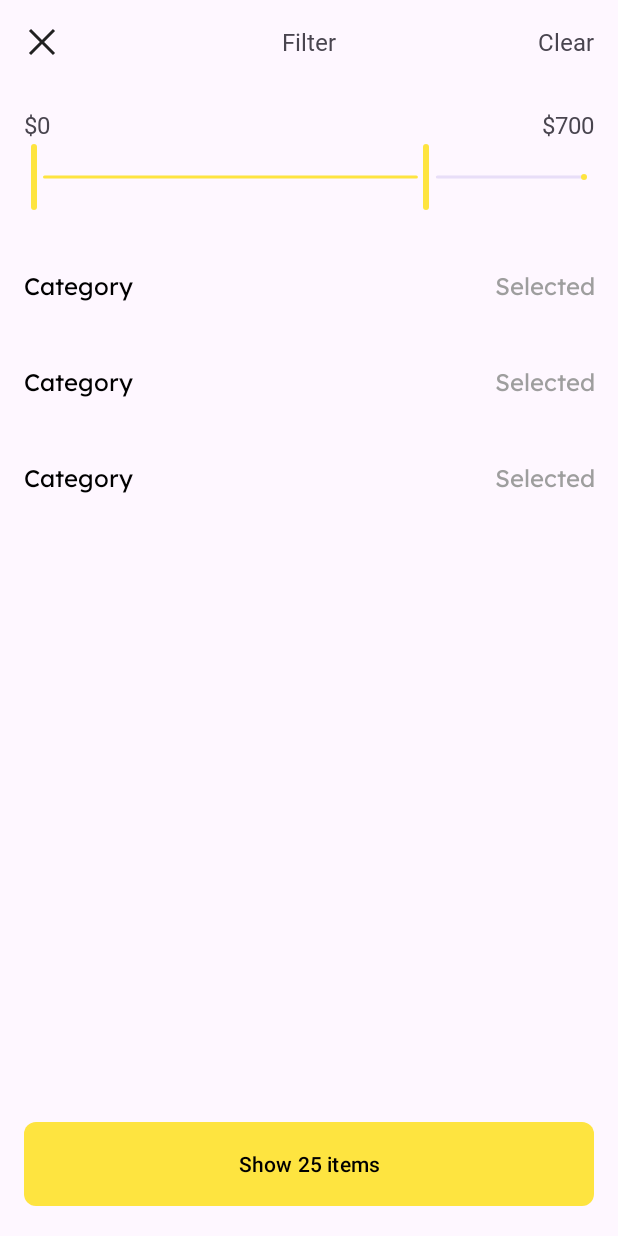
After one commit to tuan-hda/evaware-android, an Android app: the layout fragment_filter.xml on its own in the app's theme, with its tools: preview values and no code run, on a phone screen of 412 x 824 dp. The commit adds this screen. Run offline under Robolectric (Android 15) with nearby library versions, the phone set to English and light mode, and no system bars.

Commit message:
create filter

```diff
--- a/app/build.gradle
+++ b/app/build.gradle
@@ -33,7 +33,6 @@ android {
 
 dependencies {
     implementation "androidx.core:core-splashscreen:1.0.0"
-
     implementation 'androidx.appcompat:appcompat:1.6.1'
     implementation 'com.google.android.material:material:1.8.0'
     implementation 'androidx.constraintlayout:constraintlayout:2.1.4'
--- a/app/src/main/AndroidManifest.xml
+++ b/app/src/main/AndroidManifest.xml
@@ -24,8 +24,6 @@
         <activity
             android:name=".presentation.base.MainActivity"
             android:exported="false">
-
-
             <meta-data
                 android:name="android.app.lib_name"
                 android:value="" />
--- a/app/src/main/java/com/example/evaware/other/Opening.java
+++ b/app/src/main/java/com/example/evaware/other/Opening.java
@@ -1,10 +1,9 @@
 package com.example.evaware.other;
 
 import androidx.appcompat.app.AppCompatActivity;
+import android.os.Bundle;
+import com.example.evaware.R;
 
-import android.os.Bundle;
-
-import com.example.evaware.R;
 
 public class Opening extends AppCompatActivity {
 
--- /dev/null
+++ b/app/src/main/res/drawable/ic_close.xml
@@ -0,0 +1,10 @@
+<vector xmlns:android="http://schemas.android.com/apk/res/android"
+    android:width="24dp"
+    android:height="24dp"
+    android:viewportWidth="24"
+    android:viewportHeight="24">
+  <path
+      android:pathData="M10.586,12L3.293,4.707L4.707,3.293L12,10.586L19.293,3.293L20.707,4.707L13.414,12L20.707,19.293L19.293,20.707L12,13.414L4.707,20.707L3.293,19.293L10.586,12Z"
+      android:fillColor="#212121"
+      android:fillType="evenOdd"/>
+</vector>
--- /dev/null
+++ b/app/src/main/res/layout/fragment_filter.xml
@@ -0,0 +1,107 @@
+<?xml version="1.0" encoding="utf-8"?>
+<LinearLayout xmlns:android="http://schemas.android.com/apk/res/android"
+    xmlns:tools="http://schemas.android.com/tools"
+    android:layout_width="match_parent"
+    android:layout_height="match_parent"
+    xmlns:app="http://schemas.android.com/apk/res-auto"
+    android:orientation="vertical"
+    tools:context=".presentation.filter.Filter">
+    <!--Header-->
+    <LinearLayout
+        android:layout_width="match_parent"
+        android:layout_height="wrap_content"
+        android:gravity="center"
+        android:orientation="horizontal">
+
+        <ImageButton
+            android:id="@+id/filter_ib_close"
+            android:layout_width="56dp"
+            android:layout_height="56dp"
+            android:layout_marginRight="16dp"
+            android:background="@color/transparent"
+            android:src="@drawable/ic_close" />
+
+        <TextView
+            android:layout_width="wrap_content"
+            android:layout_height="wrap_content"
+            android:layout_weight="1"
+            android:fontFamily="@font/lexend_medium"
+            android:paddingVertical="16dp"
+            android:text="Filter"
+            android:textAlignment="center"
+            android:textSize="@dimen/body_1" />
+
+        <TextView
+            android:id="@+id/filter_tv_clear"
+            android:layout_width="56dp"
+            android:layout_height="wrap_content"
+            android:layout_marginRight="16dp"
+            android:fontFamily="@font/lexend_medium"
+            android:text="Clear"
+            android:textAlignment="textEnd"
+            android:textSize="@dimen/body_1" />
+    </LinearLayout>
+    <!--Slider-->
+    <LinearLayout
+        android:layout_width="match_parent"
+        android:layout_height="wrap_content"
+        android:orientation="vertical"
+        android:paddingVertical="16dp">
+        <!--Price-->
+        <LinearLayout
+            android:layout_width="match_parent"
+            android:layout_height="wrap_content"
+            android:orientation="horizontal"
+            android:paddingHorizontal="16dp">
+
+            <TextView
+                android:id="@+id/filter_tv_minPrice"
+                android:layout_width="wrap_content"
+                android:layout_height="wrap_content"
+                android:layout_weight="1"
+                android:fontFamily="@font/lexend_medium"
+                android:text="$0"
+                android:textAlignment="textStart"
+                android:textSize="@dimen/body_1" />
+
+            <TextView
+                android:id="@+id/filter_tv_maxPrice"
+                android:layout_width="wrap_content"
+                android:layout_height="wrap_content"
+                android:layout_weight="1"
+                android:fontFamily="@font/lexend_medium"
+                android:text="$700"
+                android:textAlignment="textEnd"
+                android:textSize="@dimen/body_1" />
+        </LinearLayout>
+        <!--Slider-->
+        <com.google.android.material.slider.RangeSlider
+            android:id="@+id/filter_rs_price"
+            android:layout_width="match_parent"
+            android:layout_height="wrap_content"
+            android:layout_marginHorizontal="6dp"
+            android:valueFrom="0"
+            android:valueTo="700"
+            app:trackHeight='2dp'
+            app:values="@array/rangeSlider" />
+        <!--List categories-->
+    </LinearLayout>
+
+    <ListView
+        android:id="@+id/filter_lv_listCategories"
+        android:layout_width="match_parent"
+        android:layout_height="0dp"
+        android:layout_weight="1"
+        android:divider="@null"
+        android:paddingHorizontal="16dp"
+        android:scrollbars="none"
+        tools:listitem="@layout/item_category" />
+
+    <com.google.android.material.button.MaterialButton
+        android:id="@+id/filter_bt_showMore"
+        android:layout_width="match_parent"
+        android:layout_height="64dp"
+        android:layout_margin="16dp"
+        android:text="Show 25 items"
+        app:cornerRadius="8dp" />
+</LinearLayout>
--- /dev/null
+++ b/app/src/main/res/layout/item_category.xml
@@ -0,0 +1,29 @@
+<?xml version="1.0" encoding="utf-8"?>
+<LinearLayout xmlns:android="http://schemas.android.com/apk/res/android"
+    android:layout_width="match_parent"
+    android:layout_height="64dp"
+    android:orientation="horizontal"
+    android:layout_gravity="center"
+    android:paddingVertical="16dp"
+    android:gravity="center"
+    >
+    <TextView
+        android:id="@+id/itCategory_tv_name"
+        android:layout_width="wrap_content"
+        android:layout_height="wrap_content"
+        android:layout_weight="1"
+        android:text="Category"
+        android:textSize="@dimen/body_1"
+        android:textColor="@color/black"
+        android:fontFamily="@font/lexend"/>
+    <TextView
+        android:id="@+id/itCategory_tv_selected"
+        android:layout_width="wrap_content"
+        android:layout_height="wrap_content"
+        android:layout_weight="1"
+        android:text="Selected"
+        android:textSize="@dimen/body_1"
+        android:textAlignment="textEnd"
+        android:textColor="@color/giratina_500"
+        android:fontFamily="@font/lexend"/>
+</LinearLayout>
--- a/app/src/main/res/values/colors.xml
+++ b/app/src/main/res/values/colors.xml
@@ -8,6 +8,7 @@
     <color name="black">#FF000000</color>
     <color name="white">#EFF2F4</color>
     <color name="blue">#FF2196F3</color>
+    <color name='transparent'>#00ffffff</color>
 
     <!--  Charizard  -->
     <color name="charizard_500">#FFD60A</color>
--- a/app/src/main/res/values/strings.xml
+++ b/app/src/main/res/values/strings.xml
@@ -25,4 +25,8 @@
     <string name="or_login_wi">Or Login with</string>
     <string name="bag">bag</string>
     <string name="start_shopping">Start shopping</string>
+    <string-array name="rangeSlider">
+        <item>0</item>
+        <item>500</item>
+    </string-array>
 </resources>
```
Also changed, not shown: app/src/main/java/com/example/evaware/presentation/filter/Category.java (added, +31 -0 lines), app/src/main/java/com/example/evaware/presentation/filter/CategoryAdapter.java (added, +55 -0 lines), app/src/main/java/com/example/evaware/presentation/filter/Filter.java (added, +39 -0 lines), app/src/main/res/drawable/round_outline_button.xml (added, +11 -0 lines), app/src/main/res/layout/activity_opening.xml (+20 -13 lines).
